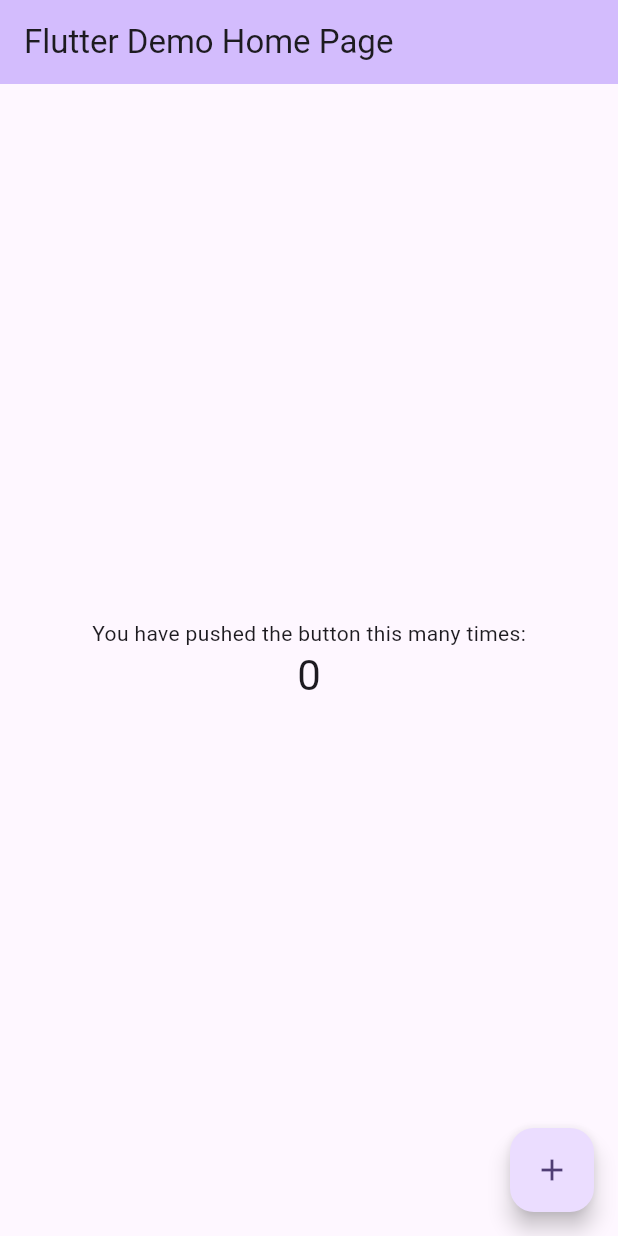
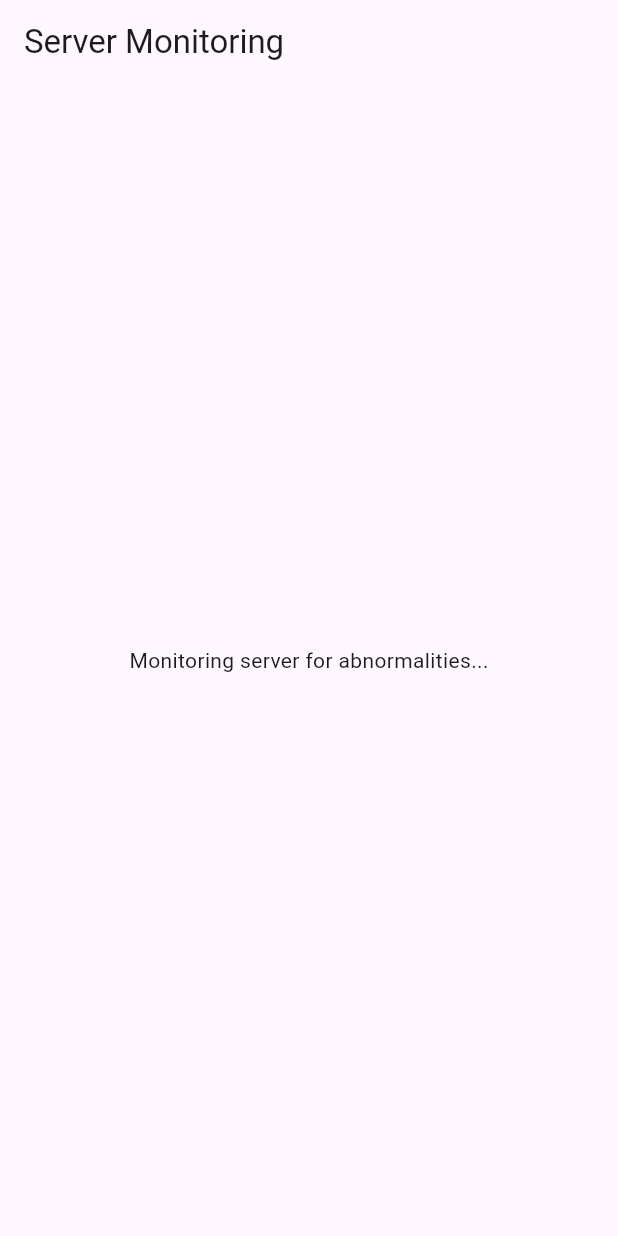
Before and after one commit to 07kamrul/server_abnormality_alert, a Flutter app: the screen it shows after launch, on a phone screen of 412 x 824 dp. Run offline on Flutter 3.47's test engine with Material 3 defaults, Android fonts, the phone set to English and light mode, and no system bars; our stand-ins replace audioplayers; missing offline and left inert: workmanager.

Commit message:
alert added

```diff
--- a/lib/main.dart
+++ b/lib/main.dart
@@ -1,69 +1,104 @@
+import 'dart:async';
 import 'package:flutter/material.dart';
+import 'package:http/http.dart' as http;
+import 'package:audioplayers/audioplayers.dart';
+import 'package:workmanager/workmanager.dart';
 
 void main() {
-  runApp(const MyApp());
+  runApp(MyApp());
+  Workmanager().initialize(callbackDispatcher, isInDebugMode: true);
+}
+
+void callbackDispatcher() {
+  Workmanager().executeTask((task, inputData) async {
+    if (task == "checkServer") {
+      final response = await http.get(Uri.parse('http://sysadmin-s.colgis.com/api/mail'));
+      final int responseValue = int.parse(response.body);
+
+      if (response.statusCode == 200 && responseValue == 1) {
+        // Trigger notification or alert
+        AudioPlayer().play(AssetSource('assets/Warning-Siren01-1.mp3'));
+      }
+    }
+    return Future.value(true);
+  });
 }
 
 class MyApp extends StatelessWidget {
-  const MyApp({super.key});
-
   @override
   Widget build(BuildContext context) {
     return MaterialApp(
-      title: 'Flutter Demo',
-      theme: ThemeData(
-         colorScheme: ColorScheme.fromSeed(seedColor: Colors.deepPurple),
-        useMaterial3: true,
-      ),
-      home: const MyHomePage(title: 'Flutter Demo Home Page'),
+      debugShowCheckedModeBanner: false,
+      home: MonitoringScreen(),
     );
   }
 }
 
-class MyHomePage extends StatefulWidget {
-  const MyHomePage({super.key, required this.title});
+class MonitoringScreen extends StatefulWidget {
+  @override
+  _MonitoringScreenState createState() => _MonitoringScreenState();
+}
 
-  final String title;
+class _MonitoringScreenState extends State<MonitoringScreen> {
+  final AudioPlayer _audioPlayer = AudioPlayer();
+  Timer? _timer;
 
   @override
-  State<MyHomePage> createState() => _MyHomePageState();
-}
+  void initState() {
+    super.initState();
+    _startMonitoring();
+  }
 
-class _MyHomePageState extends State<MyHomePage> {
-  int _counter = 0;
+  void _startMonitoring() {
+    _timer = Timer.periodic(const Duration(minutes: 5), (timer) async {
+      final response = await http.get(Uri.parse('http://sysadmin-s.colgis.com/api/mail'));
+      final int responseValue = int.parse(response.body);
 
-  void _incrementCounter() {
-    setState(() {
-       _counter++;
+      if (response.statusCode == 200 && responseValue == 1) {
+        _playAlert();
+        _showAlertDialog();
+      }
     });
+  }
+
+  void _playAlert() async {
+    await _audioPlayer.play(AssetSource('assets/Warning-Siren01-1.mp3'));
+  }
+
+  void _showAlertDialog() {
+    showDialog(
+      context: context,
+      barrierDismissible: false,
+      builder: (context) {
+        return AlertDialog(
+          title: const Text("Alert"),
+          content: const Text("An abnormality has been detected. Please check your email."),
+          actions: [
+            TextButton(
+              onPressed: () {
+                _audioPlayer.stop();
+                Navigator.of(context).pop();
+              },
+              child: const Text("OK"),
+            ),
+          ],
+        );
+      },
+    );
+  }
+
+  @override
+  void dispose() {
+    _timer?.cancel();
+    _audioPlayer.dispose();
+    super.dispose();
   }
 
   @override
   Widget build(BuildContext context) {
     return Scaffold(
-      appBar: AppBar(
-        backgroundColor: Theme.of(context).colorScheme.inversePrimary,
-        title: Text(widget.title),
-      ),
-      body: Center(
-        child: Column(
-          mainAxisAlignment: MainAxisAlignment.center,
-          children: <Widget>[
-            const Text(
-              'You have pushed the button this many times:',
-            ),
-            Text(
-              '$_counter',
-              style: Theme.of(context).textTheme.headlineMedium,
-            ),
-          ],
-        ),
-      ),
-      floatingActionButton: FloatingActionButton(
-        onPressed: _incrementCounter,
-        tooltip: 'Increment',
-        child: const Icon(Icons.add),
-      ), // This trailing comma makes auto-formatting nicer for build methods.
+      appBar: AppBar(title: const Text("Server Monitoring")),
+      body: const Center(child: Text("Monitoring server for abnormalities...")),
     );
   }
 }
```
Also changed, not shown: pubspec.yaml (+7 -65 lines), pubspec.lock, 5 other files.
